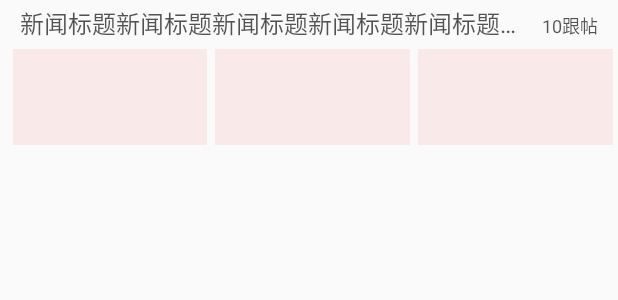
After one commit to FengGZ2016/NewsClient, an Android app: the layout news_item2.xml on its own in the app's theme, with its tools: preview values and no code run, on a phone screen of 412 x 824 dp. The commit adds this screen. Shown: the top 300 px of the screen. Run offline under Robolectric (Android 15) with nearby library versions, the phone set to English and light mode, and no system bars.

Commit message:
新闻列表显示多种类型的item

```diff
--- /dev/null
+++ b/app/src/main/res/layout/news_item2.xml
@@ -0,0 +1,75 @@
+<?xml version="1.0" encoding="utf-8"?>
+<LinearLayout xmlns:android="http://schemas.android.com/apk/res/android"
+              android:orientation="vertical"
+              android:layout_width="match_parent"
+              android:layout_height="100dp"
+              android:padding="3dp"
+    >
+    <!--第一个线性布局-->
+    <LinearLayout
+        android:id="@+id/ll_01"
+        android:layout_width="match_parent"
+        android:layout_height="wrap_content"
+        android:orientation="horizontal">
+
+        <TextView
+            android:id="@+id/tv_news_title"
+            android:layout_width="0dp"
+            android:layout_height="wrap_content"
+            android:layout_marginLeft="10dp"
+            android:layout_weight="1"
+            android:ellipsize="end"
+            android:maxLines="1"
+            android:text="新闻标题新闻标题新闻标题新闻标题新闻标题新闻标题新闻标题"
+            android:textColor="#aa000000"
+            android:textSize="16sp"/>
+
+        <TextView
+            android:id="@+id/tv_comment_count"
+            android:layout_width="wrap_content"
+            android:layout_height="wrap_content"
+            android:layout_marginLeft="10dp"
+            android:layout_marginRight="10dp"
+            android:maxLines="1"
+            android:text="10跟帖"
+            android:textColor="#aa000000"
+            android:textSize="12sp"/>
+
+    </LinearLayout>
+    <!--第二个线性布局-->
+    <LinearLayout
+        android:layout_width="match_parent"
+        android:layout_height="80dp"
+        android:layout_marginTop="5dp"
+        android:gravity="center"
+        android:orientation="horizontal">
+
+        <ImageView
+            android:id="@+id/iv_01"
+            android:layout_width="90dp"
+            android:layout_height="80dp"
+            android:layout_marginLeft="5dp"
+            android:layout_weight="1"
+            android:background="#11ff0000"
+            android:scaleType="centerCrop"/>
+
+        <ImageView
+            android:id="@+id/iv_02"
+            android:layout_width="90dp"
+            android:layout_height="80dp"
+            android:layout_marginLeft="5dp"
+            android:layout_weight="1"
+            android:background="#11ff0000"
+            android:scaleType="centerCrop"/>
+
+        <ImageView
+            android:id="@+id/iv_03"
+            android:layout_width="90dp"
+            android:layout_height="80dp"
+            android:layout_marginLeft="5dp"
+            android:layout_weight="1"
+            android:background="#11ff0000"
+            android:scaleType="centerCrop"/>
+
+    </LinearLayout>
+</LinearLayout>
```
Also changed, not shown: app/src/main/java/example/newsclient/adapter/NewsAdapter.java (+82 -0 lines).
